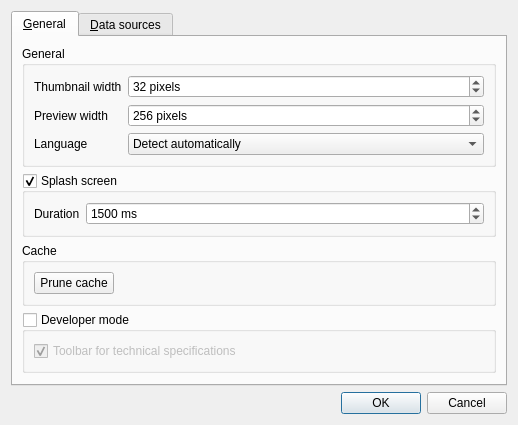
Above: src/settingsdialog.ui from ZIMA-Engineering/ZIMA-CAD-Parts before the change. Below: the same form after it.
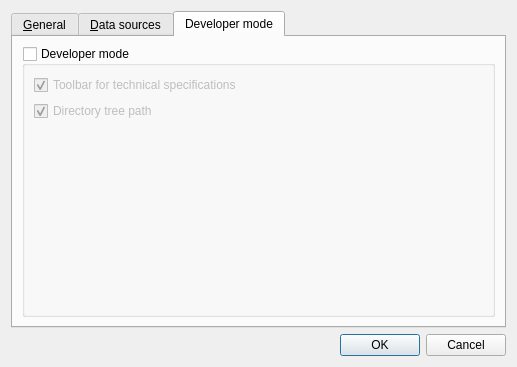
That is the form after the change. The open tabs and pages were chosen to show the change.

Commit message: Implemented automated tree descend and added to improved developer mode, fixed thumbnail assigning.

The edit to the form file:
```diff
--- a/src/settingsdialog.ui
+++ b/src/settingsdialog.ui
@@ -6,8 +6,8 @@
    <rect>
     <x>0</x>
     <y>0</y>
-    <width>518</width>
-    <height>419</height>
+    <width>517</width>
+    <height>367</height>
    </rect>
   </property>
   <property name="windowTitle">
@@ -23,8 +23,8 @@
       <attribute name="title">
        <string>&amp;General</string>
       </attribute>
-      <layout class="QGridLayout" name="gridLayout_2">
-       <item row="0" column="0">
+      <layout class="QVBoxLayout" name="verticalLayout_5">
+       <item>
         <widget class="QGroupBox" name="groupBox">
          <property name="enabled">
           <bool>true</bool>
@@ -117,7 +117,7 @@
          </layout>
         </widget>
        </item>
-       <item row="1" column="0">
+       <item>
         <widget class="QGroupBox" name="splashGroupBox">
          <property name="title">
           <string>Splash screen</string>
@@ -155,20 +155,7 @@
          </layout>
         </widget>
        </item>
-       <item row="4" column="0">
-        <spacer name="verticalSpacer_3">
-         <property name="orientation">
-          <enum>Qt::Vertical</enum>
-         </property>
-         <property name="sizeHint" stdset="0">
-          <size>
-           <width>20</width>
-           <height>40</height>
-          </size>
-         </property>
-        </spacer>
-       </item>
-       <item row="2" column="0">
+       <item>
         <widget class="QGroupBox" name="groupBox_2">
          <property name="title">
           <string>Cache</string>
@@ -190,30 +177,18 @@
          </layout>
         </widget>
        </item>
-       <item row="3" column="0">
-        <widget class="QGroupBox" name="developerModeGroupBox">
-         <property name="title">
-          <string>Developer mode</string>
+       <item>
+        <spacer name="verticalSpacer_3">
+         <property name="orientation">
+          <enum>Qt::Vertical</enum>
          </property>
-         <property name="checkable">
-          <bool>true</bool>
+         <property name="sizeHint" stdset="0">
+          <size>
+           <width>20</width>
+           <height>40</height>
+          </size>
          </property>
-         <property name="checked">
-          <bool>false</bool>
-         </property>
-         <layout class="QVBoxLayout" name="verticalLayout_4">
-          <item>
-           <widget class="QCheckBox" name="techSpecToolBarCheckBox">
-            <property name="text">
-             <string>Toolbar for technical specifications</string>
-            </property>
-            <property name="checked">
-             <bool>true</bool>
-            </property>
-           </widget>
-          </item>
-         </layout>
-        </widget>
+        </spacer>
        </item>
       </layout>
      </widget>
@@ -282,6 +257,64 @@
        </item>
       </layout>
      </widget>
+     <widget class="QWidget" name="tab_3">
+      <attribute name="title">
+       <string>Developer mode</string>
+      </attribute>
+      <layout class="QVBoxLayout" name="verticalLayout_6">
+       <item>
+        <widget class="QGroupBox" name="developerModeGroupBox">
+         <property name="enabled">
+          <bool>true</bool>
+         </property>
+         <property name="title">
+          <string>Developer mode</string>
+         </property>
+         <property name="checkable">
+          <bool>true</bool>
+         </property>
+         <property name="checked">
+          <bool>false</bool>
+         </property>
+         <layout class="QVBoxLayout" name="verticalLayout_4">
+          <item>
+           <widget class="QCheckBox" name="techSpecToolBarCheckBox">
+            <property name="text">
+             <string>Toolbar for technical specifications</string>
+            </property>
+            <property name="checked">
+             <bool>true</bool>
+            </property>
+           </widget>
+          </item>
+          <item>
+           <widget class="QCheckBox" name="dirTreePathCheckBox">
+            <property name="text">
+             <string>Directory tree path</string>
+            </property>
+            <property name="checked">
+             <bool>true</bool>
+            </property>
+           </widget>
+          </item>
+          <item>
+           <spacer name="verticalSpacer_4">
+            <property name="orientation">
+             <enum>Qt::Vertical</enum>
+            </property>
+            <property name="sizeHint" stdset="0">
+             <size>
+              <width>20</width>
+              <height>40</height>
+             </size>
+            </property>
+           </spacer>
+          </item>
+         </layout>
+        </widget>
+       </item>
+      </layout>
+     </widget>
     </widget>
    </item>
    <item>
```
The commit also changes 13 other files.
